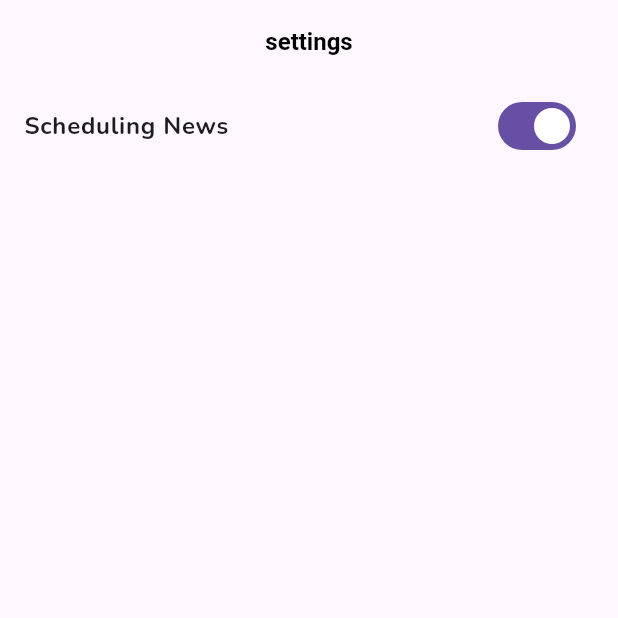
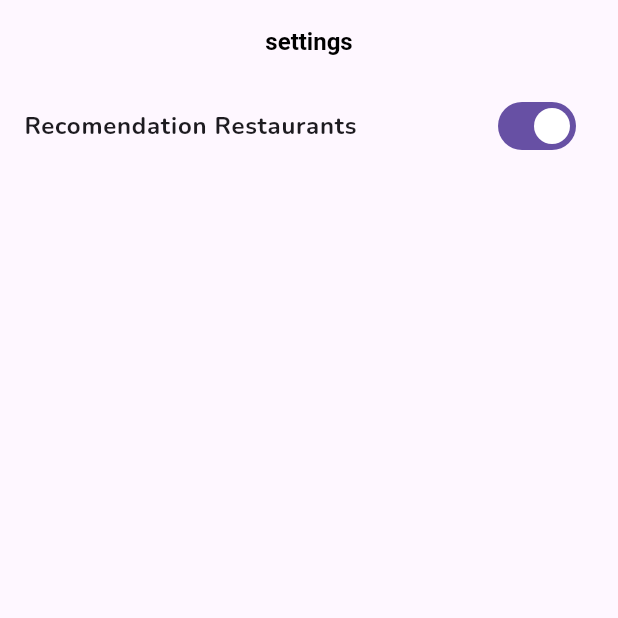
Before and after one commit to Faik-irkham/sida_mangan, a Flutter app: the SettingPage screen opened directly, on a phone screen of 412 x 824 dp, the top half of it. Run offline on Flutter 3.47's test engine with Material 3 defaults, Android fonts, the phone set to English and light mode, and no system bars; our stand-ins replace flutter_local_notifications, flutter_rating_bar, google_fonts, sqflite; accounts and stored records are empty; network calls fail.

```diff
--- a/lib/ui/setting_page.dart
+++ b/lib/ui/setting_page.dart
@@ -19,7 +19,7 @@ class SettingPage extends StatelessWidget {
       children: [
         Material(
           child: ListTile(
-            title: const Text('Scheduling News'),
+            title: const Text('Recomendation Restaurants'),
             trailing: Switch.adaptive(
               value: true,
               onChanged: (value) {},
```
Also changed, not shown: lib/common/navigation.dart (deleted, +0 -11 lines), lib/data/api/api_service.dart (+9 -0 lines), lib/main.dart (+5 -6 lines).
